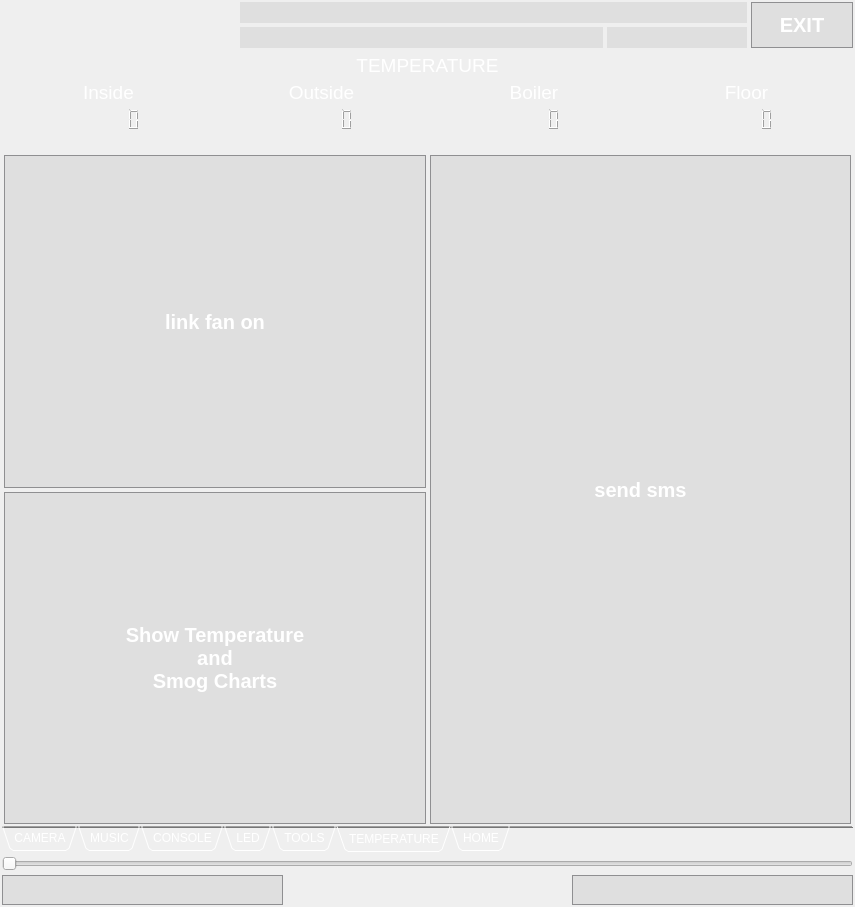
cyniu88/QT_kurs, file iDom_Client/idom_client.ui: the form before one commit.
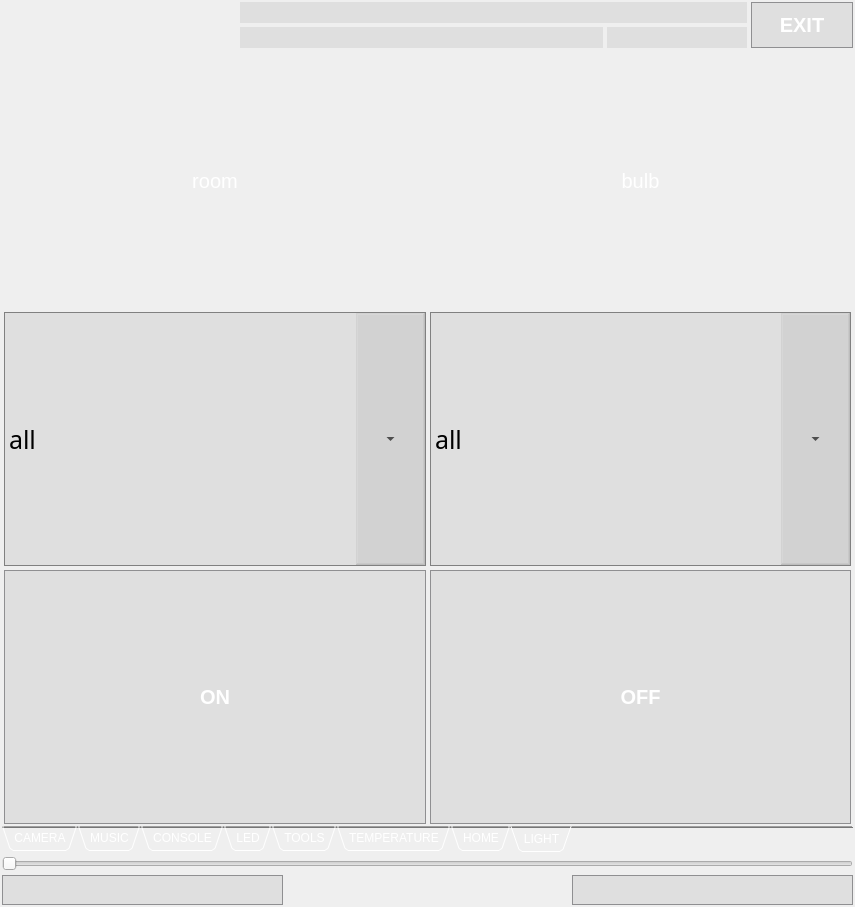
The form after the commit. The open tabs and pages were chosen to show the change. Icons and pictures are not drawn. Custom widgets are drawn as their Qt base class.

```diff
--- a/iDom_Client/idom_client.ui
+++ b/iDom_Client/idom_client.ui
@@ -3338,6 +3338,212 @@
         </item>
        </layout>
       </widget>
+      <widget class="QWidget" name="tab_7">
+       <attribute name="title">
+        <string>LIGHT</string>
+       </attribute>
+       <layout class="QGridLayout" name="gridLayout_17">
+        <item row="0" column="0">
+         <widget class="QLabel" name="label_6">
+          <property name="sizePolicy">
+           <sizepolicy hsizetype="Ignored" vsizetype="Ignored">
+            <horstretch>0</horstretch>
+            <verstretch>0</verstretch>
+           </sizepolicy>
+          </property>
+          <property name="font">
+           <font>
+            <pointsize>15</pointsize>
+           </font>
+          </property>
+          <property name="text">
+           <string>room</string>
+          </property>
+          <property name="alignment">
+           <set>Qt::AlignCenter</set>
+          </property>
+          <property name="wordWrap">
+           <bool>false</bool>
+          </property>
+         </widget>
+        </item>
+        <item row="0" column="1">
+         <widget class="QLabel" name="label_7">
+          <property name="sizePolicy">
+           <sizepolicy hsizetype="Ignored" vsizetype="Ignored">
+            <horstretch>0</horstretch>
+            <verstretch>0</verstretch>
+           </sizepolicy>
+          </property>
+          <property name="font">
+           <font>
+            <pointsize>15</pointsize>
+           </font>
+          </property>
+          <property name="text">
+           <string>bulb</string>
+          </property>
+          <property name="textFormat">
+           <enum>Qt::MarkdownText</enum>
+          </property>
+          <property name="alignment">
+           <set>Qt::AlignCenter</set>
+          </property>
+         </widget>
+        </item>
+        <item row="1" column="0">
+         <widget class="QComboBox" name="comboBox_ROOM">
+          <property name="sizePolicy">
+           <sizepolicy hsizetype="Ignored" vsizetype="Ignored">
+            <horstretch>0</horstretch>
+            <verstretch>0</verstretch>
+           </sizepolicy>
+          </property>
+          <property name="font">
+           <font>
+            <family>Franklin Gothic Medium</family>
+            <pointsize>-1</pointsize>
+           </font>
+          </property>
+          <property name="styleSheet">
+           <string notr="true">QComboBox {
+ border-radius: 0px;
+background-color: rgb(158, 158, 158,50);
+ border: 1px solid #8f8f91;
+	border-color:grey;
+	color:black;
+    font-family:  &quot;Franklin Gothic Medium&quot;;
+    font-size:  25px;
+}
+QComboBox::drop-down {
+     width:19px;
+   
+    margin-right:50px;
+   
+}
+QComboBox::down-arrow {
+  image: url(:/new/prefix1/files/down_arrow.png);
+}
+	</string>
+          </property>
+          <property name="iconSize">
+           <size>
+            <width>32</width>
+            <height>32</height>
+           </size>
+          </property>
+          <item>
+           <property name="text">
+            <string>all</string>
+           </property>
+          </item>
+         </widget>
+        </item>
+        <item row="1" column="1">
+         <widget class="QComboBox" name="comboBox_BULB">
+          <property name="sizePolicy">
+           <sizepolicy hsizetype="Ignored" vsizetype="Ignored">
+            <horstretch>0</horstretch>
+            <verstretch>0</verstretch>
+           </sizepolicy>
+          </property>
+          <property name="font">
+           <font>
+            <family>Franklin Gothic Medium</family>
+            <pointsize>-1</pointsize>
+           </font>
+          </property>
+          <property name="styleSheet">
+           <string notr="true">QComboBox {
+ border-radius: 0px;
+background-color: rgb(158, 158, 158,50);
+ border: 1px solid #8f8f91;
+	border-color:grey;
+	color:black;
+    font-family:  &quot;Franklin Gothic Medium&quot;;
+    font-size:  25px;
+}
+QComboBox::drop-down {
+     width:19px;
+   
+    margin-right:50px;
+   
+}
+QComboBox::down-arrow {
+  image: url(:/new/prefix1/files/down_arrow.png);
+}
+	</string>
+          </property>
+          <property name="currentText">
+           <string>all</string>
+          </property>
+          <property name="iconSize">
+           <size>
+            <width>32</width>
+            <height>32</height>
+           </size>
+          </property>
+          <item>
+           <property name="text">
+            <string>all</string>
+           </property>
+          </item>
+         </widget>
+        </item>
+        <item row="2" column="0">
+         <widget class="QToolButton" name="b_light_ON">
+          <property name="sizePolicy">
+           <sizepolicy hsizetype="Ignored" vsizetype="Ignored">
+            <horstretch>0</horstretch>
+            <verstretch>0</verstretch>
+           </sizepolicy>
+          </property>
+          <property name="styleSheet">
+           <string notr="true">QToolButton {
+background-color: rgb(158, 158, 158,50);
+ border: 1px solid #8f8f91;
+border-radius: 0px;
+color:white;
+ font: bold 20px;
+
+}
+QToolButton:pressed {
+border:none;
+}</string>
+          </property>
+          <property name="text">
+           <string>ON</string>
+          </property>
+         </widget>
+        </item>
+        <item row="2" column="1">
+         <widget class="QToolButton" name="b_light_OFF">
+          <property name="sizePolicy">
+           <sizepolicy hsizetype="Ignored" vsizetype="Ignored">
+            <horstretch>0</horstretch>
+            <verstretch>0</verstretch>
+           </sizepolicy>
+          </property>
+          <property name="styleSheet">
+           <string notr="true">QToolButton {
+background-color: rgb(158, 158, 158,50);
+ border: 1px solid #8f8f91;
+border-radius: 0px;
+color:white;
+ font: bold 20px;
+
+}
+QToolButton:pressed {
+border:none;
+}</string>
+          </property>
+          <property name="text">
+           <string>OFF</string>
+          </property>
+         </widget>
+        </item>
+       </layout>
+      </widget>
      </widget>
     </item>
     <item row="0" column="0">
```
Left out of the diff: 636 changed lines with no effect on the pictures.
